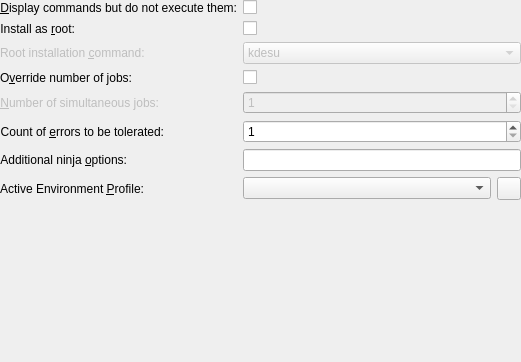
Qt form plugins/ninjabuilder/ninjaconfig.ui (KDE/kdevelop) before a commit.
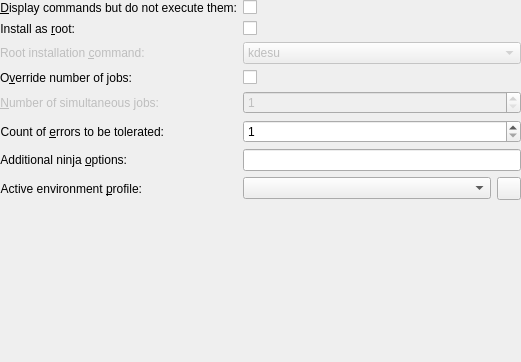
The same form after that commit. Custom widgets are drawn as their Qt base class.

Commit message:
ninjabuilder: add more UI context marker for strings, fix some style
GIT_SILENT

```diff
--- a/plugins/ninjabuilder/ninjaconfig.ui
+++ b/plugins/ninjabuilder/ninjaconfig.ui
@@ -170,7 +170,7 @@
    <item row="7" column="0">
     <widget class="QLabel" name="label_2">
      <property name="text">
-      <string>Active Environment &amp;Profile:</string>
+      <string comment="@label:chooser">Active environment &amp;profile:</string>
      </property>
      <property name="alignment">
       <set>Qt::AlignRight|Qt::AlignTrailing|Qt::AlignVCenter</set>
```
Left out of the diff: 14 changed lines with no effect on the pictures. The commit also changes 1 other file.
